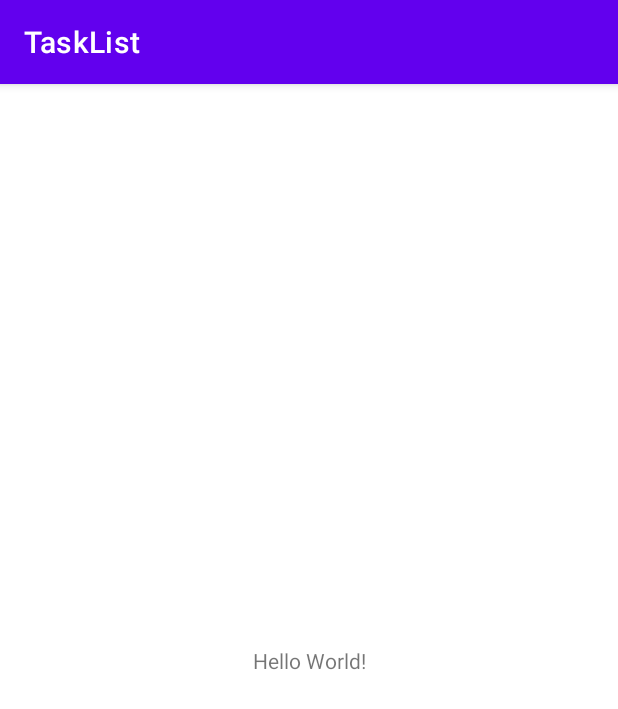
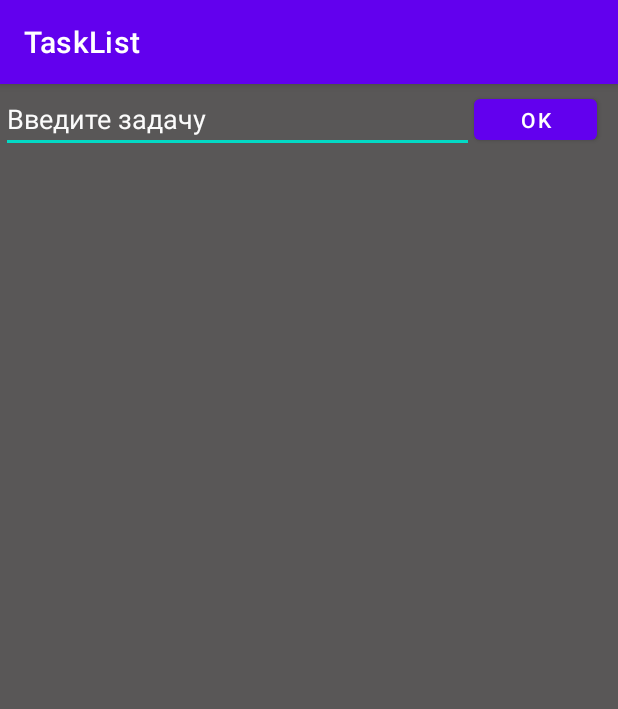
Before and after one commit to DetroitRW/as-task-list, an Android app: the screen it shows after launch (MainActivity), on a phone screen of 412 x 824 dp. Shown: the top 709 px of the screen. Run offline under Robolectric (Android 15) with nearby library versions, the phone set to English and light mode, and no system bars.

Commit message:
Создал класс ТаксЛист

```diff
--- a/app/src/main/res/layout/activity_main.xml
+++ b/app/src/main/res/layout/activity_main.xml
@@ -4,15 +4,49 @@
     xmlns:tools="http://schemas.android.com/tools"
     android:layout_width="match_parent"
     android:layout_height="match_parent"
+    android:background="#595757"
     tools:context=".MainActivity">
 
-    <TextView
-        android:layout_width="wrap_content"
-        android:layout_height="wrap_content"
-        android:text="Hello World!"
-        app:layout_constraintBottom_toBottomOf="parent"
+    <EditText
+        android:id="@+id/editText"
+        android:layout_width="315dp"
+        android:layout_height="42dp"
+        android:layout_marginTop="4dp"
+        android:ems="10"
+        android:hint="Введите задачу"
+        android:inputType="textPersonName"
+        android:textColor="#FFFFFF"
+        android:textColorHint="#FBFBFB"
         app:layout_constraintEnd_toEndOf="parent"
+        app:layout_constraintHorizontal_bias="0.009"
         app:layout_constraintStart_toStartOf="parent"
         app:layout_constraintTop_toTopOf="parent" />
 
+    <Button
+        android:id="@+id/button"
+        android:layout_width="82dp"
+        android:layout_height="39dp"
+        android:layout_marginTop="4dp"
+        android:layout_marginEnd="2dp"
+        android:text="OK"
+        app:layout_constraintEnd_toEndOf="parent"
+        app:layout_constraintHorizontal_bias="0.0"
+        app:layout_constraintStart_toEndOf="@+id/editText"
+        app:layout_constraintTop_toTopOf="parent" />
+
+    <androidx.recyclerview.widget.RecyclerView
+        android:id="@+id/rcView"
+        android:layout_width="409dp"
+        android:layout_height="684dp"
+        android:layout_marginStart="1dp"
+        android:layout_marginTop="1dp"
+        android:layout_marginEnd="1dp"
+        android:layout_marginBottom="1dp"
+        app:layout_constraintBottom_toBottomOf="parent"
+        app:layout_constraintEnd_toEndOf="parent"
+        app:layout_constraintHorizontal_bias="0.0"
+        app:layout_constraintStart_toStartOf="parent"
+        app:layout_constraintTop_toBottomOf="@+id/editText"
+        app:layout_constraintVertical_bias="0.0" />
+
 </androidx.constraintlayout.widget.ConstraintLayout>
--- a/app/src/main/res/values/colors.xml
+++ b/app/src/main/res/values/colors.xml
@@ -7,4 +7,5 @@
     <color name="teal_700">#FF018786</color>
     <color name="black">#FF000000</color>
     <color name="white">#FFFFFFFF</color>
+    <color name="Red">#FF0000</color>
 </resources>
```
Also changed, not shown: app/src/main/java/com/example/tasklist/TaskList.kt (+11 -0 lines), app/src/main/res/layout/list_item_view.xml (+31 -2 lines).
